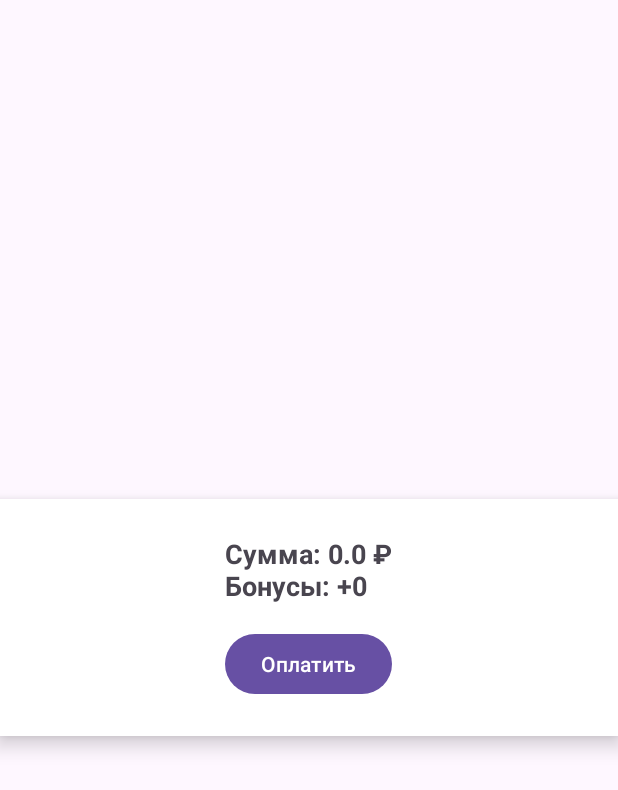
After one commit to danaddi/CoffeeFirst, an Android app: the fragment PaymentFragment placed in its activity, on a phone screen of 412 x 824 dp. The commit adds this screen. Shown: the top 790 px of the screen. Run offline under Robolectric (Android 15) with nearby library versions, the phone set to English and light mode, and no system bars; our stand-ins replace Dagger/Hilt's generated code, Firebase (no records; nobody signed in at launch, a user with empty details on screens opened directly); 3 statements that could not run were skipped.

Commit message:
Улучшена система бонусов, больше не рандом, меняются в зависимости от суммы оплаты. Добавлен фрагмент оплаты с эмуляцией отказа

```diff
--- a/app/src/main/java/com/example/coffeefirst/data/db/CartItem.kt
+++ b/app/src/main/java/com/example/coffeefirst/data/db/CartItem.kt
@@ -7,5 +7,5 @@ data class CartItem(
     val menuItemId: String,
     val name: String,
     val quantity: Int,
-    val price: Double = 0.0
+    val price: Float
 )
--- a/app/src/main/java/com/example/coffeefirst/data/db/CartItemEntity.kt
+++ b/app/src/main/java/com/example/coffeefirst/data/db/CartItemEntity.kt
@@ -11,7 +11,7 @@ data class CartItemEntity(
     val menuItemId: String,
     val name: String,
     val quantity: Int,
-    val price: Double = 0.0
+    val price: Float
 )
 
 fun CartItemEntity.toCartItem(): CartItem {
--- a/app/src/main/java/com/example/coffeefirst/data/model/MenuItem.kt
+++ b/app/src/main/java/com/example/coffeefirst/data/model/MenuItem.kt
@@ -5,5 +5,5 @@ data class MenuItem(
     val name: String,
     val imageResId: Int,
     val category: String,
-    val price: Double
+    val price: Float
 )
--- /dev/null
+++ b/app/src/main/java/com/example/coffeefirst/ui/cart/PaymentFragment.kt
@@ -0,0 +1,63 @@
+package com.example.coffeefirst.ui.cart
+
+import android.content.Context
+import android.os.Bundle
+import android.view.LayoutInflater
+import android.view.View
+import android.view.ViewGroup
+import android.widget.Toast
+import androidx.fragment.app.Fragment
+import androidx.navigation.fragment.findNavController
+import androidx.navigation.fragment.navArgs
+import com.example.coffeefirst.databinding.FragmentPaymentBinding
+import dagger.hilt.android.AndroidEntryPoint
+
+@AndroidEntryPoint
+class PaymentFragment : Fragment() {
+
+    private var _binding: FragmentPaymentBinding? = null
+    private val binding get() = _binding!!
+
+    private val args: PaymentFragmentArgs by navArgs()
+
+    override fun onCreateView(
+        inflater: LayoutInflater, container: ViewGroup?,
+        savedInstanceState: Bundle?
+    ): View {
+        _binding = FragmentPaymentBinding.inflate(inflater, container, false)
+        return binding.root
+    }
+
+    override fun onViewCreated(view: View, savedInstanceState: Bundle?) {
+        super.onViewCreated(view, savedInstanceState)
+
+        val total = args.totalPrice
+        val bonus = args.bonus
+
+        binding.paymentText.text = "Сумма: $total ₽\nБонусы: +$bonus"
+
+        binding.buttonPay.setOnClickListener {
+            val success = (1..10).random() <= 8
+
+            if (success) {
+                saveBonus(bonus)
+                Toast.makeText(requireContext(), "Оплата прошла успешно!", Toast.LENGTH_SHORT).show()
+            } else {
+                Toast.makeText(requireContext(), "Оплата не прошла. Попробуйте снова.", Toast.LENGTH_SHORT).show()
+            }
+
+            findNavController().popBackStack()
+        }
+    }
+
+    private fun saveBonus(bonus: Int) {
+        val prefs = requireContext().getSharedPreferences("user_prefs", Context.MODE_PRIVATE)
+        val current = prefs.getInt("bonus", 0)
+        prefs.edit().putInt("bonus", current + bonus).apply()
+    }
+
+    override fun onDestroyView() {
+        super.onDestroyView()
+        _binding = null
+    }
+}
--- a/app/src/main/java/com/example/coffeefirst/ui/home/HomeFragment.kt
+++ b/app/src/main/java/com/example/coffeefirst/ui/home/HomeFragment.kt
@@ -1,5 +1,6 @@
 package com.example.coffeefirst.ui.home
 
+import android.content.Context
 import android.graphics.Bitmap
 import android.os.Bundle
 import android.view.LayoutInflater
@@ -59,8 +60,9 @@ class HomeFragment : Fragment(R.layout.fragment_home) {
         val userId = FirebaseAuth.getInstance().currentUser!!.uid
         generateQrCode(userId)
 
-        val randomBonus = (0..100).random()
-        binding.bonusTextView.text = "Бонусы: $randomBonus"
+        val prefs = requireContext().getSharedPreferences("user_prefs", Context.MODE_PRIVATE)
+        val bonus = prefs.getInt("bonus", 0)
+        binding.bonusTextView.text = "Бонусы: $bonus"
 
         binding.qrImageView.setOnClickListener {
             val userId = FirebaseAuth.getInstance().currentUser!!.uid
--- /dev/null
+++ b/app/src/main/res/anim/fade_in.xml
@@ -0,0 +1,4 @@
+<?xml version="1.0" encoding="utf-8"?>
+<set xmlns:android="http://schemas.android.com/apk/res/android">
+
+</set>
--- /dev/null
+++ b/app/src/main/res/anim/fade_out.xml
@@ -0,0 +1,4 @@
+<?xml version="1.0" encoding="utf-8"?>
+<set xmlns:android="http://schemas.android.com/apk/res/android">
+
+</set>
--- /dev/null
+++ b/app/src/main/res/anim/slide_in_up.xml
@@ -0,0 +1,7 @@
+<?xml version="1.0" encoding="utf-8"?>
+<set xmlns:android="http://schemas.android.com/apk/res/android">
+    <translate
+        android:fromYDelta="100%p"
+        android:toYDelta="0"
+        android:duration="300" />
+</set>
--- /dev/null
+++ b/app/src/main/res/anim/slide_out_down.xml
@@ -0,0 +1,7 @@
+<?xml version="1.0" encoding="utf-8"?>
+<set xmlns:android="http://schemas.android.com/apk/res/android">
+    <translate
+        android:fromYDelta="0"
+        android:toYDelta="100%p"
+        android:duration="300" />
+</set>
--- /dev/null
+++ b/app/src/main/res/layout/fragment_payment.xml
@@ -0,0 +1,26 @@
+<?xml version="1.0" encoding="utf-8"?>
+<LinearLayout xmlns:android="http://schemas.android.com/apk/res/android"
+    android:layout_width="match_parent"
+    android:layout_height="wrap_content"
+    android:background="@android:color/background_light"
+    android:orientation="vertical"
+    android:padding="24dp"
+    android:layout_gravity="center"
+    android:gravity="center"
+    android:elevation="8dp">
+
+    <TextView
+        android:id="@+id/paymentText"
+        android:layout_width="wrap_content"
+        android:layout_height="wrap_content"
+        android:text="Обработка оплаты..."
+        android:textSize="18sp"
+        android:textStyle="bold" />
+
+    <Button
+        android:id="@+id/buttonPay"
+        android:layout_width="wrap_content"
+        android:layout_height="wrap_content"
+        android:text="Оплатить"
+        android:layout_marginTop="16dp" />
+</LinearLayout>
--- a/app/src/main/res/navigation/nav_graph.xml
+++ b/app/src/main/res/navigation/nav_graph.xml
@@ -84,6 +84,26 @@
     <fragment
         android:id="@+id/cartFragment"
         android:name="com.example.coffeefirst.ui.cart.CartFragment"
-        android:label="Cart" />
+        android:label="Cart" >
+        <action
+            android:id="@+id/action_cart_to_payment"
+            app:destination="@id/paymentFragment"
+            app:enterAnim="@anim/slide_in_up"
+            app:exitAnim="@anim/fade_out"
+            app:popEnterAnim="@anim/fade_in"
+            app:popExitAnim="@anim/slide_out_down" />
+    </fragment>
+    <fragment
+        android:id="@+id/paymentFragment"
+        android:name="com.example.coffeefirst.ui.cart.PaymentFragment"
+        android:label="Оплата"
+        tools:layout="@layout/fragment_payment">
+        <argument
+            android:name="total_price"
+            app:argType="float" />
+        <argument
+            android:name="bonus"
+            app:argType="integer" />
+    </fragment>
 
     </navigation>
--- a/build.gradle.kts
+++ b/build.gradle.kts
@@ -5,5 +5,5 @@ plugins {
     id("com.google.gms.google-services") version "4.4.2" apply false
     id("androidx.navigation.safeargs") version "2.7.7" apply false
     id("com.google.dagger.hilt.android") version "2.48" apply false
-
+    id("com.google.devtools.ksp") version "2.0.0-1.0.21" apply false
 }
```
Also changed, not shown: app/build.gradle.kts (+20 -6 lines), app/src/main/java/com/example/coffeefirst/ui/cart/CartFragment.kt (+6 -7 lines), app/src/main/java/com/example/coffeefirst/ui/cart/CartViewModel.kt (+9 -0 lines), app/src/main/java/com/example/coffeefirst/ui/menu/MenuViewModel.kt (+5 -5 lines), app/src/main/res/drawable/credit_card.xml (added, +11 -0 lines).
